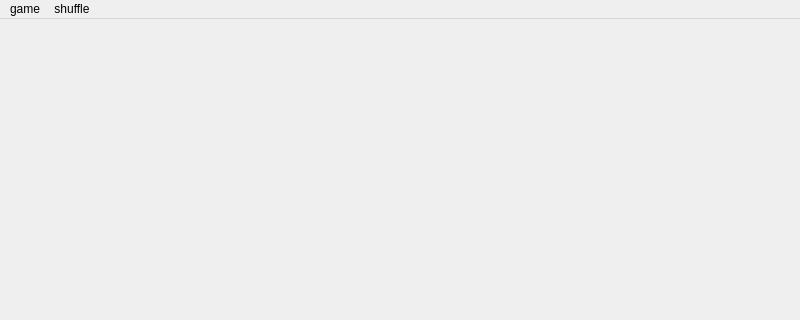
Old version of the form GuiApplication/mainwindow.ui in the repository abc881858/dota_card; both pictures show x 0 to 800 and y 0 to 320 of the 800 by 600 pixel window.
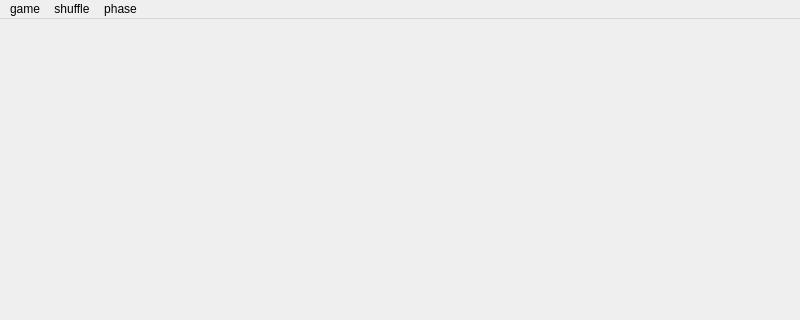
New version of the form.

```diff
--- a/GuiApplication/mainwindow.ui
+++ b/GuiApplication/mainwindow.ui
@@ -41,8 +41,20 @@
     <addaction name="shuffle_blue_grave"/>
     <addaction name="shuffle_red_grave"/>
    </widget>
+   <widget class="QMenu" name="menuphase">
+    <property name="title">
+     <string>phase</string>
+    </property>
+    <addaction name="actiondraw"/>
+    <addaction name="actionstandby"/>
+    <addaction name="actionmain1"/>
+    <addaction name="actionbattle"/>
+    <addaction name="actionmain2"/>
+    <addaction name="actionend"/>
+   </widget>
    <addaction name="game"/>
    <addaction name="menuaction"/>
+   <addaction name="menuphase"/>
   </widget>
   <action name="game_start">
    <property name="text">
```
Left out of the diff: 30 changed lines with no effect on the pictures.
